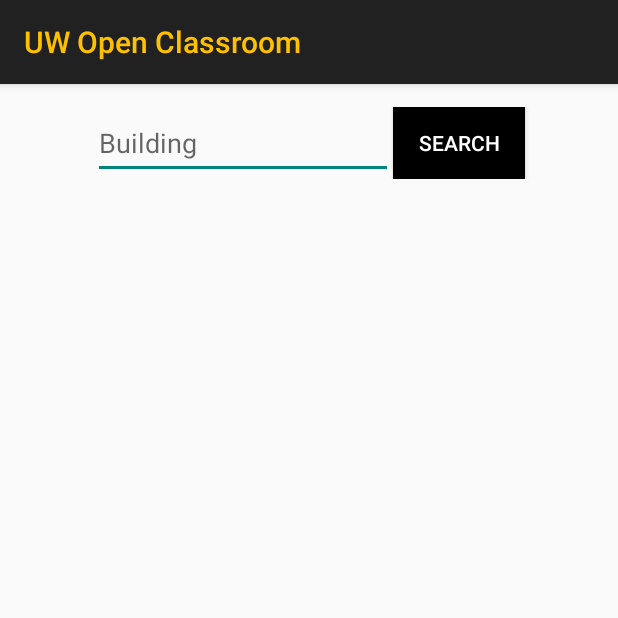
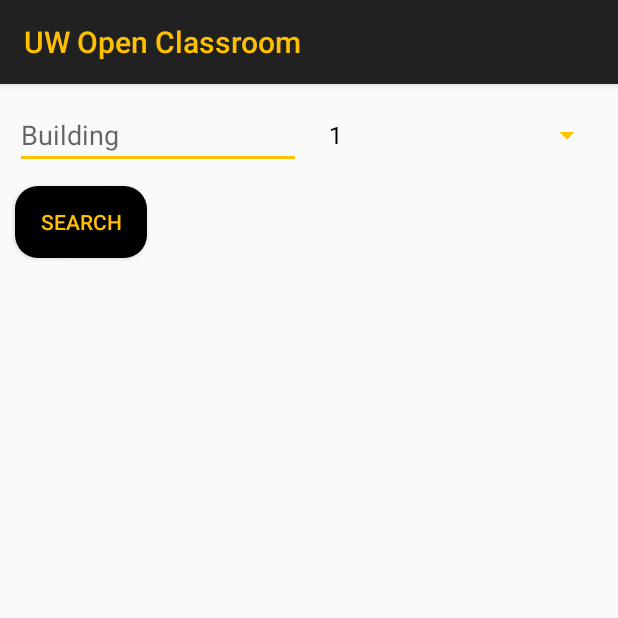
Before and after one commit to chen-iris/uwaterloo-open-classroom, an Android app: the screen it shows after launch (MainActivity), on a phone screen of 412 x 824 dp, the top half of it. Run offline under Robolectric (Android 15) with nearby library versions, the phone set to English and light mode, and no system bars.

Commit message:
Work on the main activity

```diff
--- a/uwaterloo-open-classroom-android/app/build.gradle
+++ b/uwaterloo-open-classroom-android/app/build.gradle
@@ -26,7 +26,8 @@
     implementation 'com.android.support.constraint:constraint-layout:1.1.3'
     implementation 'com.google.firebase:firebase-core:16.0.9'
     implementation 'com.crashlytics.sdk.android:crashlytics:2.10.1'
-    implementation 'com.google.firebase:firebase-crash:11.8.0'
+    implementation 'com.google.firebase:firebase-crash:16.2.1'
+    implementation 'com.android.support:recyclerview-v7:28.0.0'
     testImplementation 'junit:junit:4.12'
     androidTestImplementation 'com.android.support.test:runner:1.0.2'
     androidTestImplementation 'com.android.support.test.espresso:espresso-core:3.0.2'
--- a/uwaterloo-open-classroom-android/app/src/main/java/io/github/wztlei/uwopenclassroom/Constants.java
+++ /dev/null
@@ -1,5 +0,0 @@
-package io.github.wztlei.uwopenclassroom;
-
-public class Constants {
-    public static final String ROOM_SCHEDULES_FILENAME = "room_schedules.json";
-}
--- a/uwaterloo-open-classroom-android/app/src/main/java/io/github/wztlei/uwopenclassroom/JsonUtils.java
+++ /dev/null
@@ -1,33 +0,0 @@
-package io.github.wztlei.uwopenclassroom;
-
-import android.app.Activity;
-
-import org.json.JSONException;
-import org.json.JSONObject;
-
-import java.io.IOException;
-import java.io.InputStream;
-
-public class JsonUtils {
-
-
-    public static JSONObject loadRoomSchedules(Activity activity)  {
-        try {
-            InputStream is = activity.getAssets().open(Constants.ROOM_SCHEDULES_FILENAME);
-            int size = is.available();
-            byte[] buffer = new byte[size];
-
-            //noinspection ResultOfMethodCallIgnored
-            is.read(buffer);
-            is.close();
-            String json = new String(buffer, "UTF-8");
-            return new JSONObject(json);
-        } catch (IOException e) {
-            e.printStackTrace();
-        } catch (JSONException e) {
-            e.printStackTrace();
-        }
-
-        return null;
-    }
-}
--- a/uwaterloo-open-classroom-android/app/src/main/java/io/github/wztlei/uwopenclassroom/MainActivity.java
+++ b/uwaterloo-open-classroom-android/app/src/main/java/io/github/wztlei/uwopenclassroom/MainActivity.java
@@ -2,13 +2,15 @@
 
 import android.support.v7.app.AppCompatActivity;
 import android.os.Bundle;
-import android.util.Log;
-
-import org.json.JSONObject;
+import android.widget.ArrayAdapter;
+import android.widget.AutoCompleteTextView;
+import android.widget.Spinner;
 
 import java.util.ArrayList;
 
 public class MainActivity extends AppCompatActivity {
+
+    RoomScheduleService roomScheduleService;
 
     private static final String TAG = "WL/MainActivity";
 
@@ -17,13 +19,30 @@
         super.onCreate(savedInstanceState);
         setContentView(R.layout.activity_main);
 
-        JSONObject roomSchedules = JsonUtils.loadRoomSchedules(this);
+        roomScheduleService = RoomScheduleService.getInstance(this);
 
-        if (roomSchedules != null) {
-            Log.d(TAG, roomSchedules.toString());
-        } else {
-            Log.d(TAG, "roomSchedules = null");
-        }
+        // Buildings input
+        ArrayList<String> buildings = roomScheduleService.getBuildings();
+        ArrayAdapter<String> buildingAdapter = new ArrayAdapter<>(
+                this, R.layout.building_dropdown_text_view, buildings);
+
+        AutoCompleteTextView buildingInputTextView = findViewById(R.id.buildingInputTextView);
+        buildingInputTextView.setAdapter(buildingAdapter);
+
+
+        //get the spinner from the xml.
+        Spinner dropdown = findViewById(R.id.hoursAheadInputSpinner);
+
+//create a list of items for the spinner.
+        String[] items = new String[]{"1", "2", "three"};
+//create an adapter to describe how the items are displayed, adapters are used in several places in android.
+//There are multiple variations of this, but this is the basic variant.
+        ArrayAdapter<String> adapter = new ArrayAdapter<>(this, android.R.layout.simple_spinner_dropdown_item, items);
+//set the spinners adapter to the previously created one.
+        dropdown.setAdapter(adapter);
+
+
+
     }
 
 
--- /dev/null
+++ b/uwaterloo-open-classroom-android/app/src/main/java/io/github/wztlei/uwopenclassroom/RoomScheduleService.java
@@ -0,0 +1,222 @@
+package io.github.wztlei.uwopenclassroom;
+
+import android.app.Activity;
+import android.util.Log;
+
+import org.json.JSONArray;
+import org.json.JSONException;
+import org.json.JSONObject;
+
+import java.io.IOException;
+import java.io.InputStream;
+import java.util.ArrayList;
+import java.util.Calendar;
+
+public class RoomScheduleService {
+
+    private static RoomScheduleService instance;
+    private static JSONObject roomSchedules;
+    private static ArrayList<String> buildings;
+    private static int currentMonth;
+    private static int currentDate;
+    private static int currentDayOfWeek;
+    private static int currentHour;
+    private static int currentMin;
+
+    private static final String TAG = "WL/RoomScheduleService";
+    private static final String ROOM_SCHEDULES_FILENAME = "room_schedules.json";
+    private static final int START_HOUR_INDEX = 0;
+    private static final int START_MIN_INDEX = 1;
+    private static final int END_HOUR_INDEX = 2;
+    private static final int END_MIN_INDEX = 3;
+    private static final int DAY_OF_WEEK_INDEX = 4;
+    private static final int START_MONTH_INDEX = 5;
+    private static final int START_DATE_INDEX = 6;
+    private static final int END_MONTH_INDEX = 7;
+    private static final int END_DATE_INDEX = 8;
+    private static final int HALF_HOURS_PER_DAY = 48;
+
+    public static RoomScheduleService getInstance(Activity activity) {
+        if (instance == null) {
+            instance = new RoomScheduleService(activity);
+        }
+
+        return instance;
+    }
+
+    private RoomScheduleService(Activity activity) {
+        loadRoomSchedules(activity);
+        updateCurrentTime();
+    }
+
+    private static void loadRoomSchedules(Activity activity)  {
+        try {
+            InputStream is = activity.getAssets().open(ROOM_SCHEDULES_FILENAME);
+            int size = is.available();
+            byte[] buffer = new byte[size];
+
+            //noinspection ResultOfMethodCallIgnored
+            is.read(buffer);
+            is.close();
+            String json = new String(buffer, "UTF-8");
+            roomSchedules = new JSONObject(json);
+
+            buildings = new ArrayList<>();
+
+            JSONArray buildingNames = roomSchedules.names();
+
+            for (int i = 0; i < buildingNames.length(); i++) {
+                buildings.add(buildingNames.getString(i));
+            }
+
+        } catch (IOException e) {
+            e.printStackTrace();
+        } catch (JSONException e) {
+            e.printStackTrace();
+        }
+    }
+
+    public ArrayList<String> getBuildings() {
+        return buildings;
+    }
+
+    public static ArrayList<RoomOpenSchedule> findOpenRooms(String building, int hoursAhead) {
+        try {
+            JSONObject buildingRooms = roomSchedules.getJSONObject(building);
+            JSONArray roomNums = buildingRooms.names();
+            ArrayList<RoomOpenSchedule> roomOpenSchedules = new ArrayList<>();
+
+            updateCurrentTime();
+
+            // Iterate through each room in the building
+            for (int i = 0; i < roomNums.length(); i++) {
+                String roomNumKey = roomNums.getString(i);
+                JSONArray classTimes = buildingRooms.getJSONArray(roomNumKey);
+
+                ArrayList<TimeInterval> openTimeIntervals = findOpenTimeIntervals(classTimes, hoursAhead);
+
+                if (openTimeIntervals.size() > 0) {
+                    roomOpenSchedules.add(new RoomOpenSchedule(roomNumKey, openTimeIntervals));
+                }
+
+                Log.d(TAG, roomNumKey);
+                Log.d(TAG, classTimes.toString());
+            }
+
+            return roomOpenSchedules;
+        } catch (JSONException e) {
+            e.printStackTrace();
+            return null;
+        }
+    }
+
+    private static ArrayList<TimeInterval> findOpenTimeIntervals(
+            JSONArray classTimes, int hoursAhead) throws JSONException{
+        boolean[] occupiedHalfHours = new boolean[HALF_HOURS_PER_DAY];
+
+        // All classes start at either XX:00 or XX:30 and end at either XX:20 or XX:50.
+        for (int i = 0; i < classTimes.length(); i++) {
+            JSONArray classTime = classTimes.getJSONArray(i);
+
+            if (classOccursToday(classTime)) {
+                int startHour = classTime.getInt(START_HOUR_INDEX);
+                int startMin = classTime.getInt(START_MIN_INDEX);
+                int endHour = classTime.getInt(END_HOUR_INDEX);
+                int endMin = classTime.getInt(END_MIN_INDEX);
+
+                int startIndex = calcHalfHourIndex(startHour, startMin);
+                int endIndex = calcHalfHourIndex(endHour, endMin);
+
+                for (int occupiedTime = startIndex; occupiedTime <= endIndex; occupiedTime++) {
+                    occupiedHalfHours[occupiedTime] = true;
+                }
+            }
+        }
+
+        ArrayList<TimeInterval> openTimeIntervals = new ArrayList<>();
+        int openStartHour = -1, openStartMin = -1;
+        int searchStartIndex = calcHalfHourIndex(currentHour, currentMin);
+        int searchEndIndex = calcHalfHourIndex(currentHour + hoursAhead, currentMin);
+
+        for (int i = searchStartIndex; i < searchEndIndex; i++) {
+            // If this is an open half-hour and we were not in the middle of an open time interval,
+            // then we have entered an open time interval, so we record the starting hour and min.
+            if (!occupiedHalfHours[i] && openStartHour == -1) {
+                openStartHour = i / 2;
+                openStartMin = (i % 2 == 0) ? 0 : 30;
+            }
+
+            // If this is an occupied half-hour and we were in the middle of an open time interval,
+            // then we have exited an open time interval, so we record the ending hour and min.
+            if (occupiedHalfHours[i] && openStartHour != -1) {
+                int openEndHour = (i - 1) / 2;
+                int openEndMin = ((i - 1) % 2 == 0) ? 20 : 50;
+
+                TimeInterval openTimeInterval = new TimeInterval(
+                        openStartHour, openStartMin, openEndHour, openEndMin);
+                openTimeIntervals.add(openTimeInterval);
+
+                openStartHour = -1;
+                openStartMin = -1;
+            }
+        }
+
+        return openTimeIntervals;
+    }
+
+    private static int calcHalfHourIndex(int hour, int min) {
+        if (min < 30) {
+            return 2 * hour;
+        } else {
+            return 2 * hour + 1;
+        }
+    }
+
+    private static boolean classOccursToday(JSONArray classTime) throws JSONException{
+        return onCurrentDayOfWeek(classTime) && currentDateWithinInterval(classTime);
+    }
+
+    private static boolean onCurrentDayOfWeek(JSONArray classTime) throws JSONException {
+        return classTime.getJSONArray(DAY_OF_WEEK_INDEX).getBoolean(currentDayOfWeek);
+    }
+
+    private static boolean currentDateWithinInterval(JSONArray classTime) throws JSONException {
+        int startMonth = classTime.getInt(START_MONTH_INDEX);
+        int startDate = classTime.getInt(START_DATE_INDEX);
+        int endMonth = classTime.getInt(END_MONTH_INDEX);
+        int endDate = classTime.getInt(END_DATE_INDEX);
+
+        return withinMinMax(startMonth, currentMonth, endMonth)
+                && withinMinMax(startDate, currentDate, endDate);
+    }
+
+    private static void updateCurrentTime() {
+        Calendar calendar = Calendar.getInstance();
+        currentMonth = calendar.get(Calendar.MONTH);
+        currentDate = Calendar.getInstance().get(Calendar.DATE);
+
+        switch (calendar.get(Calendar.DAY_OF_WEEK)) {
+            case Calendar.MONDAY:
+                currentDayOfWeek = 0;
+            case Calendar.TUESDAY:
+                currentDayOfWeek = 1;
+            case Calendar.WEDNESDAY:
+                currentDayOfWeek = 2;
+            case Calendar.THURSDAY:
+                currentDayOfWeek = 3;
+            case Calendar.FRIDAY:
+                currentDayOfWeek = 4;
+            case Calendar.SATURDAY:
+                currentDayOfWeek = 5;
+            case Calendar.SUNDAY:
+                currentDayOfWeek = 6;
+        }
+
+        currentHour = calendar.get(Calendar.HOUR_OF_DAY);
+        currentMin = calendar.get(Calendar.MINUTE);
+    }
+
+    private static boolean withinMinMax(int min, int num, int max) {
+        return min <= num && num <= max;
+    }
+}
--- /dev/null
+++ b/uwaterloo-open-classroom-android/app/src/main/res/drawable/button.xml
@@ -0,0 +1,9 @@
+<shape xmlns:android="http://schemas.android.com/apk/res/android">
+    <!-- <stroke android:width="1dp"
+        android:color="@color/colorAccent" /> -->
+
+    <corners android:radius="15dp" />
+
+    <solid android:color="@color/colorPrimary" />
+
+</shape>
--- /dev/null
+++ b/uwaterloo-open-classroom-android/app/src/main/res/drawable/cursor.xml
@@ -0,0 +1,5 @@
+<?xml version="1.0" encoding="utf-8"?>
+<shape xmlns:android="http://schemas.android.com/apk/res/android" >
+    <size android:width="3dp" />
+    <solid android:color="#FFFFFF"  />
+</shape>
--- /dev/null
+++ b/uwaterloo-open-classroom-android/app/src/main/res/drawable/edit_text_background.xml
@@ -0,0 +1,3 @@
+<shape xmlns:android="http://schemas.android.com/apk/res/android">
+
+</shape>
--- a/uwaterloo-open-classroom-android/app/src/main/res/layout/activity_main.xml
+++ b/uwaterloo-open-classroom-android/app/src/main/res/layout/activity_main.xml
@@ -9,25 +9,47 @@
     <LinearLayout
         android:layout_width="match_parent"
         android:layout_height="wrap_content"
-        android:padding="15dp"
-        android:gravity="center">
-        <EditText
-            android:id="@+id/editText"
-            android:layout_width="200dp"
-            android:layout_height="match_parent"
+        android:gravity="center"
+        android:layout_marginTop="10dp"
+        android:layout_marginLeft="10dp"
+        android:layout_marginStart="10dp"
+        android:layout_marginRight="10dp"
+        android:layout_marginEnd="10dp">
+
+        <AutoCompleteTextView
+            android:id="@+id/buildingInputTextView"
+            android:layout_width="0dp"
+            android:layout_height="wrap_content"
+            android:layout_weight="1"
+            android:layout_marginRight="5dp"
+            android:layout_marginEnd="5dp"
             android:ems="10"
-            android:inputType="textPersonName"
-            android:hint="@string/str_building" />
+            android:hint="@string/str_building"
+            android:completionThreshold="1" />
 
-        <Button
-            android:id="@+id/button"
-            android:layout_width="wrap_content"
-            android:layout_height="match_parent"
-            android:text="@string/str_search"
-            android:background="@color/colorPrimary"
-            android:textColor="@color/colorWhite"/>
+        <Spinner
+            android:id="@+id/hoursAheadInputSpinner"
+            android:layout_width="0dp"
+            android:layout_height="wrap_content"
+            android:layout_weight="1"
+            android:layout_marginLeft="5dp"
+            android:layout_marginStart="5dp"
+            android:spinnerMode="dropdown" />
 
     </LinearLayout>
+
+    <Button
+        android:id="@+id/button"
+        android:layout_width="wrap_content"
+        android:layout_height="wrap_content"
+        android:text="@string/str_search"
+        android:background="@drawable/button"
+        android:textColor="@color/colorAccent"
+        android:layout_marginTop="10dp"
+        android:layout_marginLeft="10dp"
+        android:layout_marginStart="10dp"
+        android:layout_marginRight="10dp"
+        android:layout_marginEnd="10dp"/>
 
     <android.support.v7.widget.RecyclerView
         android:id="@+id/my_recycler_view"
--- a/uwaterloo-open-classroom-android/app/src/main/res/values/styles.xml
+++ b/uwaterloo-open-classroom-android/app/src/main/res/values/styles.xml
@@ -1,7 +1,14 @@
 <resources>
+    <!-- Application theme. -->
+    <style name="AppTheme" parent="AppBaseTheme">
+        <!-- All customizations that are NOT specific to a particular API-level can go here. -->
+    </style>
 
     <style name="AppBaseTheme" parent="@style/Theme.AppCompat.Light.DarkActionBar">
         <item name="actionBarStyle">@style/ActionBarStyle</item>
+        <item name="colorControlNormal">@color/colorAccent</item>
+        <item name="colorControlActivated">@color/colorAccent</item>
+        <item name="colorControlHighlight">@color/colorAccent</item>
     </style>
 
     <style name="ActionBarStyle" parent="@style/Widget.AppCompat.Light.ActionBar.Solid">
@@ -11,9 +18,6 @@
     <style name="TitleBarTextColor" parent="@style/TextAppearance.AppCompat.Widget.ActionBar.Title">
         <item name="android:textColor">@color/colorAccent</item>
     </style>
-    <!-- Application theme. -->
-    <style name="AppTheme" parent="AppBaseTheme">
-        <!-- All customizations that are NOT specific to a particular API-level can go here. -->
-    </style>
-y
+
+
 </resources>
```
Also changed, not shown: uwaterloo-open-classroom-android/app/src/main/java/io/github/wztlei/uwopenclassroom/RoomOpenSchedule.java (added, +21 -0 lines), uwaterloo-open-classroom-android/app/src/main/java/io/github/wztlei/uwopenclassroom/TimeInterval.java (added, +31 -0 lines), uwaterloo-open-classroom-android/app/src/main/res/layout/building_dropdown_text_view.xml (added, +8 -0 lines).
